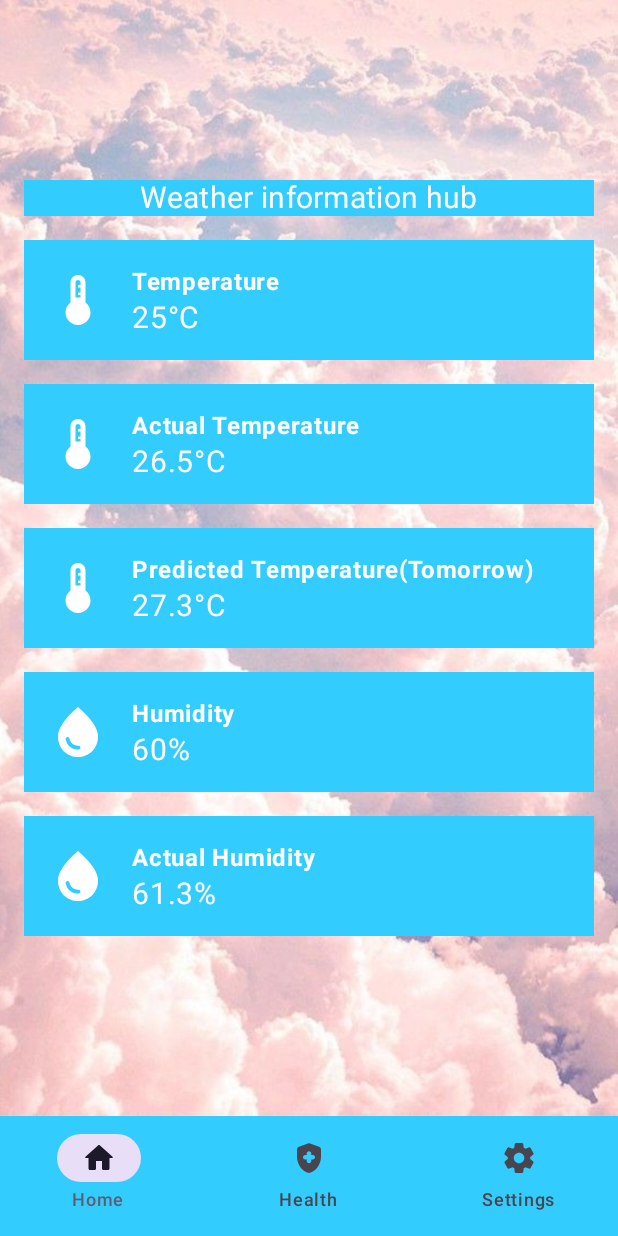
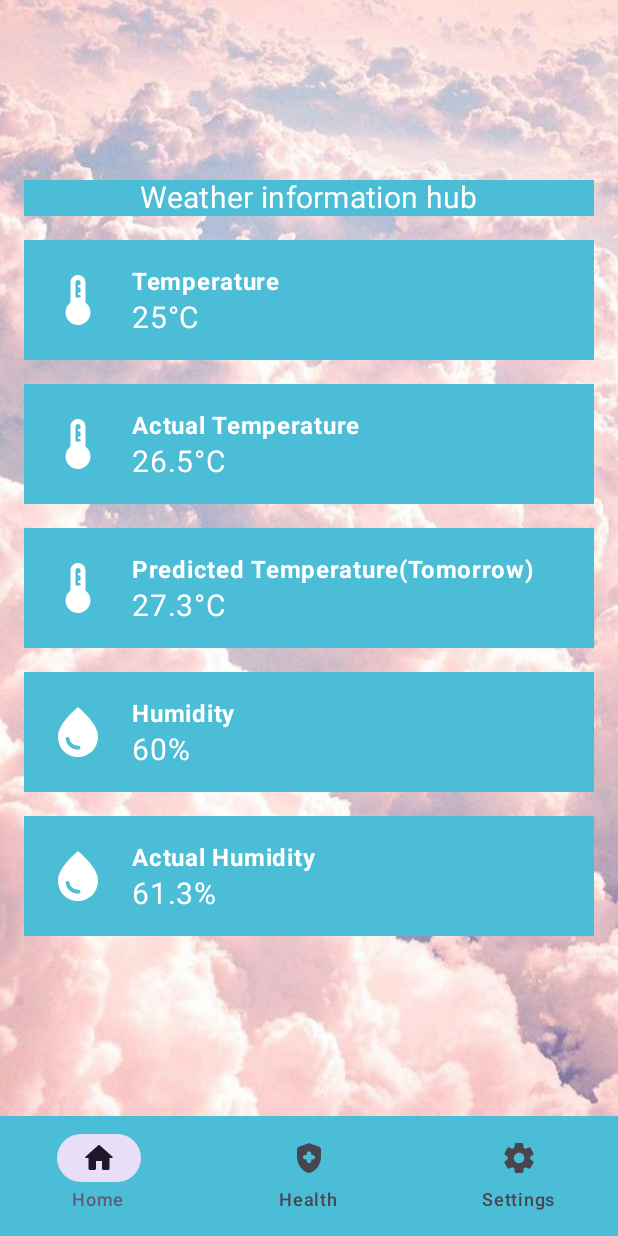
Before and after one commit to maninmoi/Android-Project-3133144, an Android app built with Jetpack Compose: the screen it shows after launch (MainActivity), on a phone screen of 412 x 824 dp. Run offline under Robolectric (Android 15) with nearby library versions, the phone set to English and light mode, and no system bars.

Commit message:
changed the color for sliders, switches, navbar, etc.

```diff
--- a/app/src/main/java/com/example/md_project/ui/theme/Color.kt
+++ b/app/src/main/java/com/example/md_project/ui/theme/Color.kt
@@ -10,4 +10,4 @@ val Purple40 = Color(0xFF6650a4)
 val PurpleGrey40 = Color(0xFF625b71)
 val Pink40 = Color(0xFF7D5260)
 
-val BlueCustom = Color(0xff33ccff)
+val BlueCustom = Color(0xFF4BBDD6)
```
